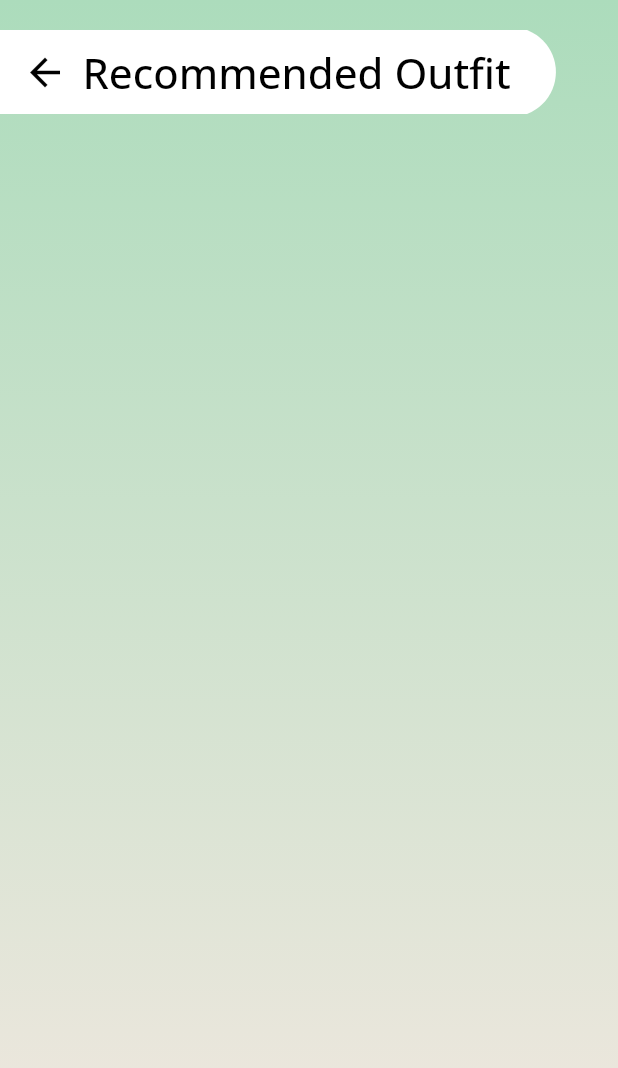
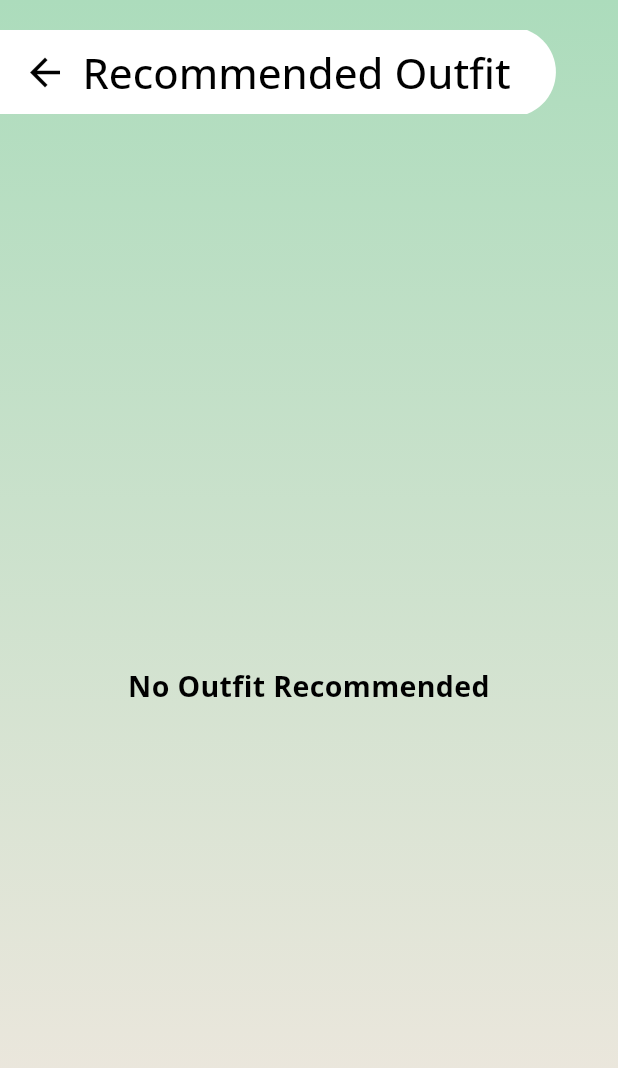
Before and after one commit to hBilal-Zia/libaas_app, a Flutter app: the RecommendedOutFitScreen screen opened directly, on a phone screen of 412 x 824 dp. Shown: the top 1068 px of the screen. Run offline on Flutter 3.47's test engine with Material 3 defaults, Android fonts, the phone set to English and light mode, and no system bars; drawn by our look-alikes of carousel_slider; our stand-ins replace cloud_firestore, convex_bottom_bar, dropdown_button2, firebase_auth, firebase_core, firebase_storage and 7 more; missing offline and left inert: bottom_bar; accounts and stored records are empty; statements that could not run were skipped.

Commit message:
added condition on no recommendation

```diff
--- a/lib/views/add_item/controller/add_item_controller.dart
+++ b/lib/views/add_item/controller/add_item_controller.dart
@@ -85,7 +85,7 @@ class AddItemController extends GetxController {
 
   String? downloadURL;
   Future<void> uploadImage(File imageData) async {
-    const url = 'https://de36-38-10-169-61.ngrok-free.app/classify';
+    const url = 'https://c8d2-38-10-174-236.ngrok-free.app/classify';
 
     try {
       // Create a multipart request
--- a/lib/views/week_planner/controller/recommend_outfit_controller.dart
+++ b/lib/views/week_planner/controller/recommend_outfit_controller.dart
@@ -20,7 +20,7 @@ class RecommendedOutfitController extends GetxController {
 
   Future<void> recommendationData(
       String userId, String temp, String eventVal, String venueVal) async {
-    const url = 'https://4528-38-10-164-70.ngrok-free.app/recommendation';
+    const url = 'https://8cb4-38-10-174-236.ngrok-free.app/recommendation';
     Map<String, String> params = {
       'user_id': userId,
       'temperature': temp,
--- a/lib/views/week_planner/recommend_outfit_screen.dart
+++ b/lib/views/week_planner/recommend_outfit_screen.dart
@@ -75,8 +75,17 @@ class RecommendedOutFitScreen extends StatelessWidget {
                         : SizedBox(
                             height: Get.height * 0.7,
                             width: Get.width,
-                            child: CarouselSlider.builder(
-                              itemCount: controller.recommendedData.length,
+                            child: controller.recommendedData.isEmpty
+                                ? Center(
+                                    child: textGlobalWidget(
+                                        text: 'No Outfit Recommended',
+                                        fontSize: 19,
+                                        fontWeight: FontWeight.w700,
+                                        textColor: Colors.black),
+                                  )
+                                : CarouselSlider.builder(
+                                    itemCount:
+                                        controller.recommendedData.length,
                                     options: CarouselOptions(
                                       autoPlay: false,
                                       aspectRatio: 0.1,
@@ -84,7 +93,8 @@ class RecommendedOutFitScreen extends StatelessWidget {
                                       enlargeCenterPage: true,
                                     ),
                                     itemBuilder: (context, index, realIdx) {
-                                final item = controller.recommendedData[index];
+                                      final item =
+                                          controller.recommendedData[index];
                                       return Column(
                                         children: [
                                           // textGlobalWidget(
@@ -104,9 +114,11 @@ class RecommendedOutFitScreen extends StatelessWidget {
                                             decoration: BoxDecoration(
                                                 color: Colors.white,
                                                 borderRadius:
-                                              BorderRadius.circular(20.0)),
+                                                    BorderRadius.circular(
+                                                        20.0)),
                                             child: Padding(
-                                        padding: const EdgeInsets.all(8.0),
+                                              padding:
+                                                  const EdgeInsets.all(8.0),
                                               child: Stack(
                                                 children: [
                                                   Positioned(
```
Lines whose indentation alone changed are shown as unchanged.
